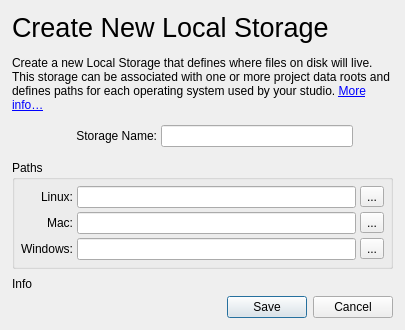
shotgunsoftware/tk-framework-adminui, file resources/create_storage_dialog.ui: the form before one commit.
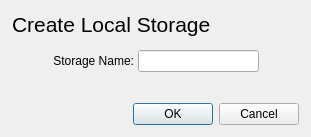
The form after the commit.

Patch:
```diff
--- a/resources/create_storage_dialog.ui
+++ b/resources/create_storage_dialog.ui
@@ -6,13 +6,16 @@
    <rect>
     <x>0</x>
     <y>0</y>
-    <width>405</width>
-    <height>330</height>
+    <width>311</width>
+    <height>126</height>
    </rect>
   </property>
   <property name="windowTitle">
    <string>Dialog</string>
   </property>
+  <property name="autoFillBackground">
+   <bool>true</bool>
+  </property>
   <layout class="QVBoxLayout" name="verticalLayout_2">
    <property name="spacing">
     <number>4</number>
@@ -22,7 +25,7 @@
    </property>
    <item>
     <widget class="QWidget" name="main_widget" native="true">
-     <layout class="QVBoxLayout" name="verticalLayout">
+     <layout class="QVBoxLayout" name="verticalLayout" stretch="0,0,0,0,0">
       <property name="spacing">
        <number>0</number>
       </property>
@@ -32,33 +35,7 @@
       <item>
        <widget class="QLabel" name="create_storage_title_lbl">
         <property name="text">
-         <string>&lt;html&gt;&lt;head/&gt;&lt;body&gt;&lt;p&gt;&lt;span style=&quot; font-size:20pt;&quot;&gt;Create New Local Storage&lt;/span&gt;&lt;/p&gt;&lt;/body&gt;&lt;/html&gt;</string>
-        </property>
-       </widget>
-      </item>
-      <item>
-       <spacer name="verticalSpacer_3">
-        <property name="orientation">
-         <enum>Qt::Vertical</enum>
-        </property>
-        <property name="sizeType">
-         <enum>QSizePolicy::Fixed</enum>
-        </property>
-        <property name="sizeHint" stdset="0">
-         <size>
-          <width>20</width>
-          <height>13</height>
-         </size>
-        </property>
-       </spacer>
-      </item>
-      <item>
-       <widget class="QLabel" name="create_storage_header_lbl">
-        <property name="text">
-         <string>&lt;html&gt;&lt;head/&gt;&lt;body&gt;&lt;p&gt;Create a new Local Storage that defines where files on disk will live. This storage can be associated with one or more project data roots and defines paths for each operating system used by your studio. &lt;a href=&quot;https://support.shotgunsoftware.com/hc/en-us/articles/219030938-Linking-to-local-files#how_to_set_up&quot;&gt;&lt;span style=&quot; text-decoration: underline; color:#0000ff;&quot;&gt;More info…&lt;/span&gt;&lt;/a&gt;&lt;/p&gt;&lt;/body&gt;&lt;/html&gt;</string>
-        </property>
-        <property name="wordWrap">
-         <bool>true</bool>
+         <string>&lt;html&gt;&lt;head/&gt;&lt;body&gt;&lt;p&gt;&lt;span style=&quot; font-size:16pt;&quot;&gt;Create Local Storage&lt;/span&gt;&lt;/p&gt;&lt;/body&gt;&lt;/html&gt;</string>
         </property>
        </widget>
       </item>
@@ -140,116 +117,13 @@
         </property>
        </spacer>
       </item>
-      <item>
-       <widget class="QGroupBox" name="paths_group_box">
-        <property name="sizePolicy">
-         <sizepolicy hsizetype="Preferred" vsizetype="Preferred">
-          <horstretch>0</horstretch>
-          <verstretch>0</verstretch>
-         </sizepolicy>
-        </property>
-        <property name="minimumSize">
-         <size>
-          <width>0</width>
-          <height>0</height>
-         </size>
-        </property>
-        <property name="title">
-         <string>Paths</string>
-        </property>
-        <layout class="QGridLayout" name="gridLayout">
-         <property name="margin">
-          <number>6</number>
-         </property>
-         <property name="spacing">
-          <number>4</number>
-         </property>
-         <item row="2" column="1">
-          <widget class="QLineEdit" name="windows_path"/>
-         </item>
-         <item row="1" column="0">
-          <widget class="QLabel" name="mac_path_lbl">
-           <property name="text">
-            <string>Mac:</string>
-           </property>
-           <property name="alignment">
-            <set>Qt::AlignRight|Qt::AlignTrailing|Qt::AlignVCenter</set>
-           </property>
-          </widget>
-         </item>
-         <item row="0" column="1">
-          <widget class="QLineEdit" name="linux_path"/>
-         </item>
-         <item row="1" column="1">
-          <widget class="QLineEdit" name="mac_path"/>
-         </item>
-         <item row="2" column="0">
-          <widget class="QLabel" name="windows_path_lbl">
-           <property name="text">
-            <string>Windows:</string>
-           </property>
-           <property name="alignment">
-            <set>Qt::AlignRight|Qt::AlignTrailing|Qt::AlignVCenter</set>
-           </property>
-          </widget>
-         </item>
-         <item row="0" column="2">
-          <widget class="QToolButton" name="linux_browse">
-           <property name="text">
-            <string>...</string>
-           </property>
-          </widget>
-         </item>
-         <item row="0" column="0">
-          <widget class="QLabel" name="linux_path_lbl">
-           <property name="text">
-            <string>Linux:</string>
-           </property>
-           <property name="alignment">
-            <set>Qt::AlignRight|Qt::AlignTrailing|Qt::AlignVCenter</set>
-           </property>
-          </widget>
-         </item>
-         <item row="2" column="2">
-          <widget class="QToolButton" name="windows_browse">
-           <property name="text">
-            <string>...</string>
-           </property>
-          </widget>
-         </item>
-         <item row="1" column="2">
-          <widget class="QToolButton" name="mac_browse">
-           <property name="text">
-            <string>...</string>
-           </property>
-          </widget>
-         </item>
-        </layout>
-       </widget>
-      </item>
-      <item>
-       <spacer name="verticalSpacer_2">
-        <property name="orientation">
-         <enum>Qt::Vertical</enum>
-        </property>
-        <property name="sizeType">
-         <enum>QSizePolicy::Fixed</enum>
-        </property>
-        <property name="sizeHint" stdset="0">
-         <size>
-          <width>20</width>
-          <height>6</height>
-         </size>
-        </property>
-       </spacer>
-      </item>
       <item>
        <widget class="QLabel" name="info">
         <property name="text">
-         <string>Info</string>
+         <string/>
         </property>
         <property name="alignment">
-         <set>Qt::AlignLeading|Qt::AlignLeft|Qt::AlignVCenter</set>
+         <set>Qt::AlignRight|Qt::AlignTrailing|Qt::AlignVCenter</set>
         </property>
         <property name="wordWrap">
          <bool>true</bool>
@@ -261,14 +135,11 @@
    </item>
    <item>
     <widget class="QDialogButtonBox" name="button_box">
-     <property name="orientation">
-      <enum>Qt::Horizontal</enum>
+     <property name="layoutDirection">
+      <enum>Qt::LeftToRight</enum>
      </property>
      <property name="standardButtons">
-      <set>QDialogButtonBox::Cancel|QDialogButtonBox::Save</set>
-     </property>
-     <property name="centerButtons">
-      <bool>false</bool>
+      <set>QDialogButtonBox::Cancel|QDialogButtonBox::Ok</set>
      </property>
     </widget>
    </item>
```
Left out of the diff: 8 changed lines with no effect on the pictures.
